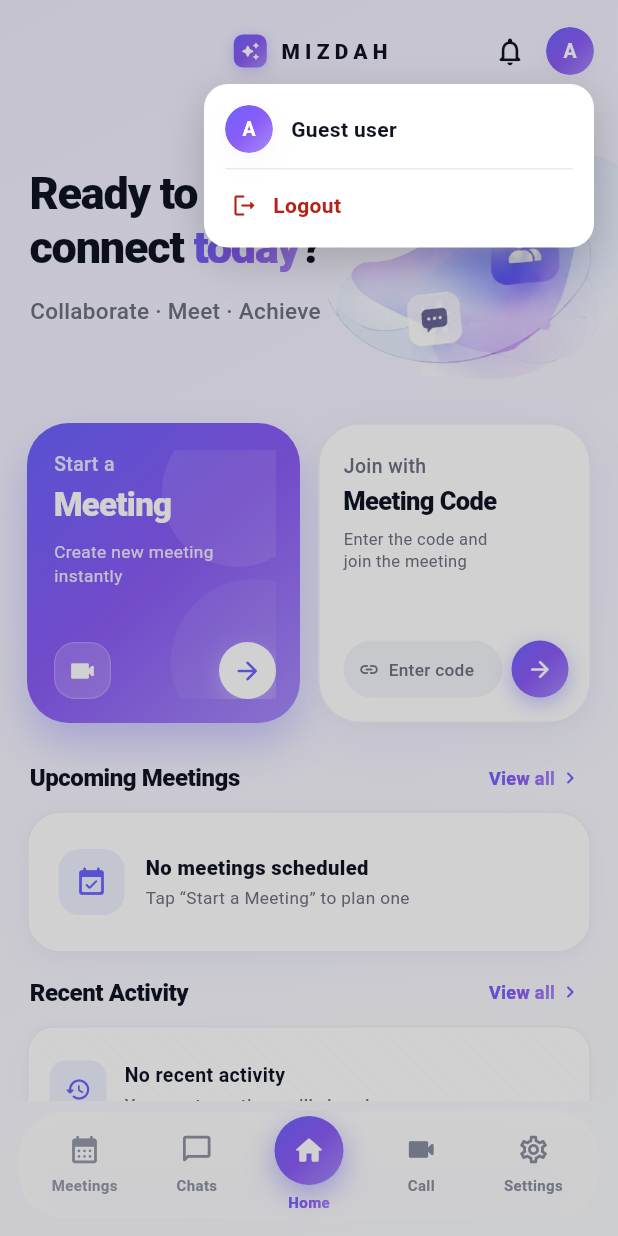
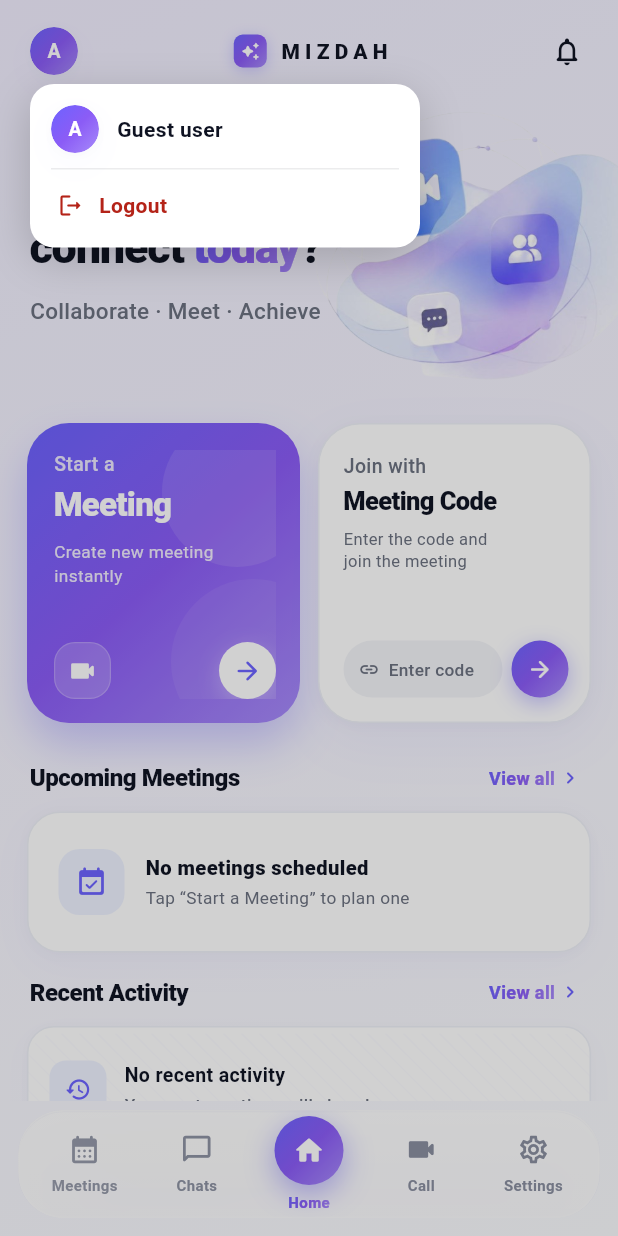
Before and after one commit to Tanmay-Girkar/mizdah, a Flutter app: the HomeScreen screen opened by its route, after a tap on an icon or button, on a phone screen of 412 x 824 dp. Run offline on Flutter 3.47's test engine with Material 3 defaults, Android fonts, the phone set to English and light mode, and no system bars; our stand-ins replace audioplayers, dio, emoji_picker_flutter, file_picker, firebase_core, firebase_messaging and 15 more; missing offline and left inert: device_calendar, events2, flutter_webrtc, googleapis, h264_profile_level_id, phone_numbers_parser and 1 more; accounts and stored records are empty; network calls fail.

Commit message:
fix(home,rating): avatar to left + unblock the post-call rating sheet
Two unrelated fixes shipped together since they touch nothing in
common.

1. Home header — avatar moves to the LEFT edge, bell stays on the
   RIGHT, wordmark still centred. Profile popover now drops from
   the left corner (left:20, Alignment.topLeft) so it reads as
   "click-this-thing → that-popup".

2. Post-call / post-meeting rating sheet wasn't appearing even
   though duration / sample / cooldown gates were all 0. Root
   cause: CallRatingOverlay sits inside MaterialApp.builder,
   which is ABOVE the Navigator GoRouter creates. So when ref.listen
   fired on phase=promptRequested, the overlay called
   showModalBottomSheet with its own context — a context whose
   ancestor chain has no Navigator, so the call silently no-op'd.

   Fix: declare a rootNavigatorKey on GoRouter, then have the
   overlay grab `rootNavigatorKey.currentState!.overlay!.context`
   when opening the sheet. That context lives BELOW the Navigator,
   so showModalBottomSheet finds a target. Added a defensive
   `useRootNavigator: true` for good measure.

The provider, the thresholds (0s / 1.0 / 0h) and the trigger
sites in p2p_call_provider and meeting_provider were already
correct — they just couldn't render the sheet.

Co-Authored-By: Claude Opus 4.7 (1M context) <noreply@anthropic.com>

```diff
--- a/lib/core/navigation/app_router.dart
+++ b/lib/core/navigation/app_router.dart
@@ -43,7 +43,18 @@ NoTransitionPage<void> _branchPage(GoRouterState state, Widget child) {
   return NoTransitionPage<void>(key: state.pageKey, child: child);
 }
 
+/// Global root-Navigator key. Lives on `GoRouter(navigatorKey: ...)`
+/// so widgets that sit ABOVE the Navigator in the tree — e.g. the
+/// CallRatingOverlay mounted inside `MaterialApp.builder` — can
+/// still grab a context with a Navigator ancestor and call
+/// `showModalBottomSheet` / `showDialog` reliably. Without this,
+/// the modal call silently no-ops because the overlay's own
+/// BuildContext has no Navigator above it.
+final GlobalKey<NavigatorState> rootNavigatorKey =
+    GlobalKey<NavigatorState>();
+
 final appRouter = GoRouter(
+  navigatorKey: rootNavigatorKey,
   initialLocation: '/splash',
   redirect: (context, state) {
     // Basic redirect logic if needed, but usually handled by
--- a/lib/features/home/presentation/home_screen.dart
+++ b/lib/features/home/presentation/home_screen.dart
@@ -322,17 +322,32 @@ class _Header extends ConsumerWidget {
                   ),
                 ],
               ),
-              // Action icons — flush right, never pushes the logo.
+              // Avatar — pinned to the LEFT edge. Tap opens the
+              // compact profile card with DP + name + Logout. The
+              // Builder anchors the BuildContext to the avatar's
+              // position so the popover draws right underneath it.
+              Align(
+                alignment: Alignment.centerLeft,
+                child: Builder(
+                  builder: (avatarContext) => GestureDetector(
+                    onTap: () => _showProfileCard(
+                      avatarContext,
+                      ref,
+                      user: user,
+                      initial: initial,
+                    ),
+                    child: _HeaderAvatar(
+                      avatarUrl: user?.avatarUrl,
+                      initial: initial,
+                    ),
+                  ),
+                ),
+              ),
+              // Bell with notification dot — flush right. Tapping
+              // pushes the dedicated /notifications screen.
               Align(
                 alignment: Alignment.centerRight,
-                child: Row(
-                  mainAxisSize: MainAxisSize.min,
-                  children: [
-                    // Bell with notification dot. Tapping pushes the
-                    // dedicated /notifications screen — the right-side
-                    // drawer was removed, since a full page is what
-                    // most apps use here.
-                    _IconTap(
+                child: _IconTap(
                   onTap: () => context.push('/notifications'),
                   tooltip: 'Notifications',
                   child: SizedBox(
@@ -366,28 +381,6 @@ class _Header extends ConsumerWidget {
                       ],
                     ),
                   ),
-                    ),
-                    const SizedBox(width: 6),
-                    // Avatar — tap opens the small profile card with
-                    // DP + name + Logout. Wrapped in a `Builder` so the
-                    // `BuildContext` we pass to `_showProfileCard` is
-                    // anchored to the avatar's position (used to draw
-                    // the popover under it).
-                    Builder(
-                      builder: (avatarContext) => GestureDetector(
-                        onTap: () => _showProfileCard(
-                          avatarContext,
-                          ref,
-                          user: user,
-                          initial: initial,
-                        ),
-                        child: _HeaderAvatar(
-                          avatarUrl: user?.avatarUrl,
-                          initial: initial,
-                        ),
-                      ),
-                    ),
-                  ],
                 ),
               ),
             ],
@@ -433,7 +426,10 @@ class _Header extends ConsumerWidget {
             children: [
               Positioned(
                 top: topOffset,
-                right: 16,
+                // Avatar now sits on the LEFT of the header, so the
+                // popover drops down from the left corner. Padding
+                // matches the header's outer 20-px gutter.
+                left: 20,
                 child: FadeTransition(
                   opacity: anim,
                   child: ScaleTransition(
@@ -443,7 +439,7 @@ class _Header extends ConsumerWidget {
                         curve: Curves.easeOutCubic,
                       ),
                     ),
-                    alignment: Alignment.topRight,
+                    alignment: Alignment.topLeft,
                     child: Material(
                       color: Colors.transparent,
                       child: _ProfileCard(
```
Also changed, not shown: lib/features/feedback/call_rating_overlay.dart (+19 -3 lines). Lines whose indentation alone changed are shown as unchanged.
